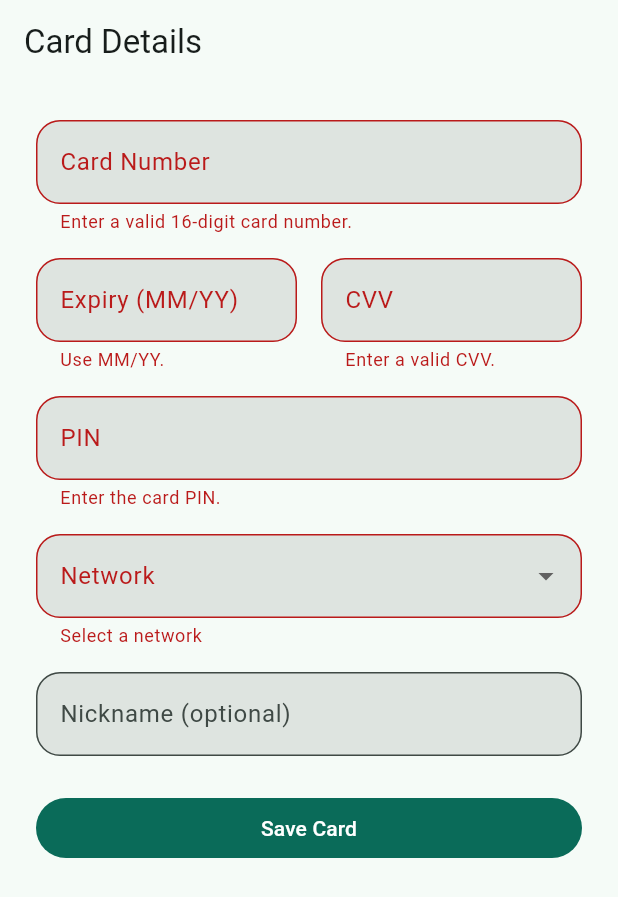
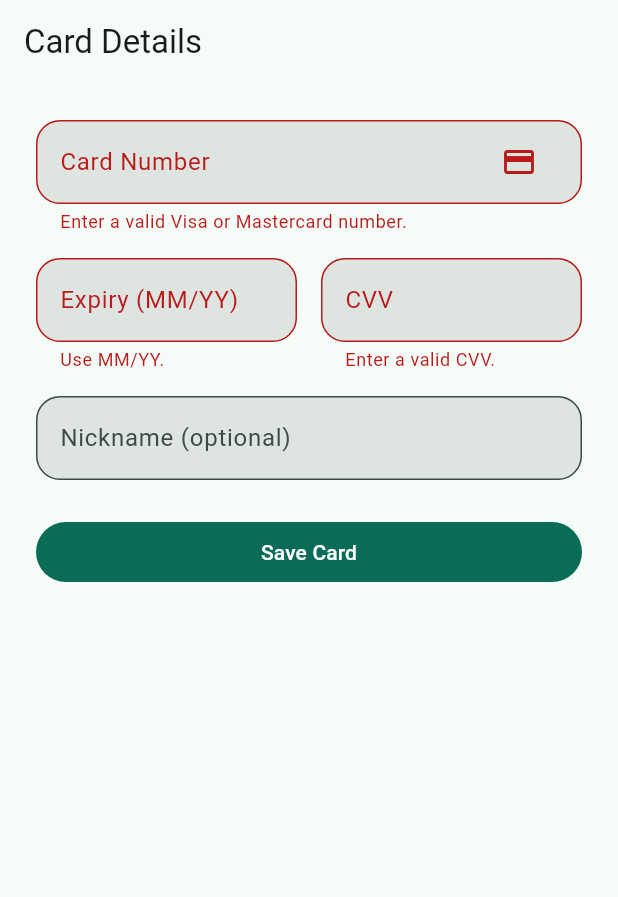
Before and after one commit to sumitkumarm/vaultcard, a Flutter app: the CardEntryFormScreen screen opened by its route, after a tap on "Save Card", on a phone screen of 412 x 824 dp. Shown: the top 897 px of the screen. Run offline on Flutter 3.47's test engine with Material 3 defaults, Android fonts, the phone set to English and light mode, and no system bars; our stand-ins replace camera, connectivity_plus, dio, flutter_local_notifications, flutter_riverpod, flutter_secure_storage and 8 more; missing offline and left inert: google_mlkit_text_recognition, workmanager; accounts and stored records are empty.

Commit message:
Streamline manual card entry

```diff
--- a/lib/src/domain/models/card_credentials.dart
+++ b/lib/src/domain/models/card_credentials.dart
@@ -3,7 +3,7 @@ class CardCredentials {
     required this.cardNumber,
     required this.expiry,
     required this.cvv,
-    required this.pin,
+    this.pin = '',
   });
 
   final String cardNumber;
--- a/lib/src/domain/models/card_input.dart
+++ b/lib/src/domain/models/card_input.dart
@@ -6,8 +6,8 @@ class CardInput {
     required this.cardNumber,
     required this.expiry,
     required this.cvv,
-    required this.pin,
     required this.network,
+    this.pin = '',
     this.nickname,
   });
 
--- a/lib/src/presentation/screens/add_card_screen.dart
+++ b/lib/src/presentation/screens/add_card_screen.dart
@@ -36,7 +36,7 @@ class AddCardScreen extends StatelessWidget {
               child: ListTile(
                 leading: const Icon(Icons.keyboard_alt_outlined),
                 title: const Text('Enter Manually'),
-                subtitle: const Text('Type card number, expiry, CVV, and PIN'),
+                subtitle: const Text('Type card number, expiry, and CVV'),
                 onTap: () => context.push('/add/form'),
               ),
             ),
--- a/lib/src/presentation/screens/card_entry_form_screen.dart
+++ b/lib/src/presentation/screens/card_entry_form_screen.dart
@@ -1,4 +1,5 @@
 import 'package:flutter/material.dart';
+import 'package:flutter/services.dart';
 import 'package:flutter_riverpod/flutter_riverpod.dart';
 import 'package:go_router/go_router.dart';
 import 'package:vaultcard/src/domain/models/card_input.dart';
@@ -25,7 +26,6 @@ class _CardEntryFormScreenState extends ConsumerState<CardEntryFormScreen> {
   late final TextEditingController _cardController;
   late final TextEditingController _expiryController;
   late final TextEditingController _cvvController;
-  late final TextEditingController _pinController;
   late final TextEditingController _nicknameController;
   CardNetwork _network = CardNetwork.unknown;
 
@@ -33,9 +33,10 @@ class _CardEntryFormScreenState extends ConsumerState<CardEntryFormScreen> {
   void initState() {
     super.initState();
     _cardController = TextEditingController(text: widget.prefill['cardNumber']);
-    _expiryController = TextEditingController(text: widget.prefill['expiry']);
+    _expiryController = TextEditingController(
+      text: formatExpiryInput(widget.prefill['expiry'] ?? ''),
+    );
     _cvvController = TextEditingController(text: widget.prefill['cvv']);
-    _pinController = TextEditingController();
     _nicknameController = TextEditingController();
     _cardController.addListener(() {
       setState(() {
@@ -52,7 +53,6 @@ class _CardEntryFormScreenState extends ConsumerState<CardEntryFormScreen> {
     _cardController.dispose();
     _expiryController.dispose();
     _cvvController.dispose();
-    _pinController.dispose();
     _nicknameController.dispose();
     super.dispose();
   }
@@ -69,7 +69,17 @@ class _CardEntryFormScreenState extends ConsumerState<CardEntryFormScreen> {
             children: [
               TextFormField(
                 controller: _cardController,
-                decoration: const InputDecoration(labelText: 'Card Number'),
+                decoration: InputDecoration(
+                  labelText: 'Card Number',
+                  suffixIcon: Padding(
+                    padding: const EdgeInsetsDirectional.only(end: 12),
+                    child: _NetworkBadge(network: _network),
+                  ),
+                  suffixIconConstraints: const BoxConstraints(
+                    minWidth: 72,
+                    minHeight: 40,
+                  ),
+                ),
                 keyboardType: TextInputType.number,
                 validator: (value) => validateCardNumber(value ?? ''),
               ),
@@ -82,6 +92,7 @@ class _CardEntryFormScreenState extends ConsumerState<CardEntryFormScreen> {
                       decoration:
                           const InputDecoration(labelText: 'Expiry (MM/YY)'),
                       keyboardType: TextInputType.datetime,
+                      inputFormatters: const [_ExpiryTextInputFormatter()],
                       validator: (value) => validateExpiry(value ?? ''),
                     ),
                   ),
@@ -98,33 +109,6 @@ class _CardEntryFormScreenState extends ConsumerState<CardEntryFormScreen> {
               ),
               const SizedBox(height: 16),
               TextFormField(
-                controller: _pinController,
-                decoration: const InputDecoration(labelText: 'PIN'),
-                obscureText: true,
-                keyboardType: TextInputType.number,
-                validator: (value) => validatePin(value ?? ''),
-              ),
-              const SizedBox(height: 16),
-              DropdownButtonFormField<CardNetwork>(
-                initialValue: _network == CardNetwork.unknown ? null : _network,
-                decoration: const InputDecoration(labelText: 'Network'),
-                items: CardNetwork.values
-                    .where((network) => network != CardNetwork.unknown)
-                    .map(
-                      (network) => DropdownMenuItem(
-                        value: network,
-                        child: Text(network.name.toUpperCase()),
-                      ),
-                    )
-                    .toList(),
-                onChanged: (value) =>
-                    setState(() => _network = value ?? CardNetwork.unknown),
-                validator: (value) => value == null || value == CardNetwork.unknown
-                    ? 'Select a network'
-                    : null,
-              ),
-              const SizedBox(height: 16),
-              TextFormField(
                 controller: _nicknameController,
                 decoration:
                     const InputDecoration(labelText: 'Nickname (optional)'),
@@ -136,13 +120,13 @@ class _CardEntryFormScreenState extends ConsumerState<CardEntryFormScreen> {
                   if (!_formKey.currentState!.validate()) {
                     return;
                   }
+                  final cardNumber =
+                      _cardController.text.replaceAll(RegExp(r'\s+'), '');
                   final input = CardInput(
-                    cardNumber:
-                        _cardController.text.replaceAll(RegExp(r'\s+'), ''),
+                    cardNumber: cardNumber,
                     expiry: _expiryController.text.trim(),
                     cvv: _cvvController.text.trim(),
-                    pin: _pinController.text.trim(),
-                    network: _network,
+                    network: inferNetwork(cardNumber),
                     nickname: _nicknameController.text.trim(),
                   );
                   final id =
@@ -163,3 +147,127 @@ class _CardEntryFormScreenState extends ConsumerState<CardEntryFormScreen> {
     );
   }
 }
+
+class _NetworkBadge extends StatelessWidget {
+  const _NetworkBadge({required this.network});
+
+  final CardNetwork network;
+
+  @override
+  Widget build(BuildContext context) {
+    return AnimatedSwitcher(
+      duration: const Duration(milliseconds: 150),
+      child: switch (network) {
+        CardNetwork.visa => const _VisaBadge(key: ValueKey('visa')),
+        CardNetwork.mastercard =>
+          const _MastercardBadge(key: ValueKey('mastercard')),
+        CardNetwork.unknown => const Icon(
+            Icons.credit_card,
+            key: ValueKey('unknown'),
+          ),
+      },
+    );
+  }
+}
+
+class _VisaBadge extends StatelessWidget {
+  const _VisaBadge({super.key});
+
+  @override
+  Widget build(BuildContext context) {
+    return Align(
+      widthFactor: 1,
+      child: Container(
+        width: 56,
+        height: 32,
+        alignment: Alignment.center,
+        decoration: BoxDecoration(
+          color: Colors.white,
+          border: Border.all(color: Colors.black12),
+          borderRadius: BorderRadius.circular(6),
+        ),
+        child: const Text(
+          'VISA',
+          style: TextStyle(
+            color: Color(0xFF1A1F71),
+            fontSize: 15,
+            fontWeight: FontWeight.w900,
+            fontStyle: FontStyle.italic,
+            letterSpacing: 0,
+          ),
+        ),
+      ),
+    );
+  }
+}
+
+class _MastercardBadge extends StatelessWidget {
+  const _MastercardBadge({super.key});
+
+  @override
+  Widget build(BuildContext context) {
+    return Align(
+      widthFactor: 1,
+      child: Container(
+        width: 56,
+        height: 32,
+        decoration: BoxDecoration(
+          color: Colors.white,
+          border: Border.all(color: Colors.black12),
+          borderRadius: BorderRadius.circular(6),
+        ),
+        child: Stack(
+          alignment: Alignment.center,
+          children: [
+            Transform.translate(
+              offset: const Offset(-8, 0),
+              child: Container(
+                width: 21,
+                height: 21,
+                decoration: const BoxDecoration(
+                  color: Color(0xFFEB001B),
+                  shape: BoxShape.circle,
+                ),
+              ),
+            ),
+            Transform.translate(
+              offset: const Offset(8, 0),
+              child: Container(
+                width: 21,
+                height: 21,
+                decoration: const BoxDecoration(
+                  color: Color(0xFFF79E1B),
+                  shape: BoxShape.circle,
+                ),
+              ),
+            ),
+            Container(
+              width: 15,
+              height: 21,
+              decoration: BoxDecoration(
+                color: const Color(0xFFFF5F00).withValues(alpha: 0.72),
+                borderRadius: BorderRadius.circular(12),
+              ),
+            ),
+          ],
+        ),
+      ),
+    );
+  }
+}
+
+class _ExpiryTextInputFormatter extends TextInputFormatter {
+  const _ExpiryTextInputFormatter();
+
+  @override
+  TextEditingValue formatEditUpdate(
+    TextEditingValue oldValue,
+    TextEditingValue newValue,
+  ) {
+    final formatted = formatExpiryInput(newValue.text);
+    return TextEditingValue(
+      text: formatted,
+      selection: TextSelection.collapsed(offset: formatted.length),
+    );
+  }
+}
--- a/lib/src/utils/card_utils.dart
+++ b/lib/src/utils/card_utils.dart
@@ -2,22 +2,47 @@ import 'package:intl/intl.dart';
 import 'package:vaultcard/src/domain/models/vault_card.dart';
 
 CardNetwork inferNetwork(String cardNumber) {
-  if (cardNumber.startsWith('4')) {
+  final sanitized = cardNumber.replaceAll(RegExp(r'[\s-]'), '');
+  if (sanitized.startsWith('4')) {
     return CardNetwork.visa;
   }
-  if (cardNumber.length >= 2) {
-    final firstTwo = int.tryParse(cardNumber.substring(0, 2));
+  if (sanitized.length >= 2) {
+    final firstTwo = int.tryParse(sanitized.substring(0, 2));
     if (firstTwo != null && firstTwo >= 51 && firstTwo <= 55) {
       return CardNetwork.mastercard;
     }
   }
-  if (cardNumber.length >= 4) {
-    final firstFour = int.tryParse(cardNumber.substring(0, 4));
+  if (sanitized.length >= 4) {
+    final firstFour = int.tryParse(sanitized.substring(0, 4));
     if (firstFour != null && firstFour >= 2221 && firstFour <= 2720) {
       return CardNetwork.mastercard;
     }
   }
   return CardNetwork.unknown;
+}
+
+bool isValidCardNumber(String cardNumber) {
+  final sanitized = cardNumber.replaceAll(RegExp(r'[\s-]'), '');
+  if (sanitized.length != 16 || int.tryParse(sanitized) == null) {
+    return false;
+  }
+  if (inferNetwork(sanitized) == CardNetwork.unknown) {
+    return false;
+  }
+  var sum = 0;
+  var doubleDigit = false;
+  for (var i = sanitized.length - 1; i >= 0; i--) {
+    var digit = int.parse(sanitized[i]);
+    if (doubleDigit) {
+      digit *= 2;
+      if (digit > 9) {
+        digit -= 9;
+      }
+    }
+    sum += digit;
+    doubleDigit = !doubleDigit;
+  }
+  return sum % 10 == 0;
 }
 
 String maskCardNumber(String cardNumber) {
--- a/lib/src/utils/validators.dart
+++ b/lib/src/utils/validators.dart
@@ -1,7 +1,8 @@
+import 'package:vaultcard/src/utils/card_utils.dart';
+
 String? validateCardNumber(String value) {
-  final sanitized = value.replaceAll(RegExp(r'[\s-]'), '');
-  if (sanitized.length != 16 || int.tryParse(sanitized) == null) {
-    return 'Enter a valid 16-digit card number.';
+  if (!isValidCardNumber(value)) {
+    return 'Enter a valid Visa or Mastercard number.';
   }
   return null;
 }
@@ -12,6 +13,15 @@ String? validateExpiry(String value) {
     return 'Use MM/YY.';
   }
   return null;
+}
+
+String formatExpiryInput(String value) {
+  final digits = value.replaceAll(RegExp(r'\D'), '');
+  final trimmed = digits.length > 4 ? digits.substring(0, 4) : digits;
+  if (trimmed.length <= 2) {
+    return trimmed;
+  }
+  return '${trimmed.substring(0, 2)}/${trimmed.substring(2)}';
 }
 
 String? validateCvv(String value) {
```
Also changed, not shown: lib/src/presentation/screens/card_detail_screen.dart (+0 -10 lines), 2 other files.
